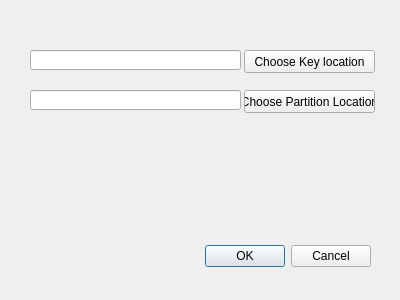
First picture: the form in src/mainwindow/dialognew.ui, repository partition-safe/partition-safe, before the edit.
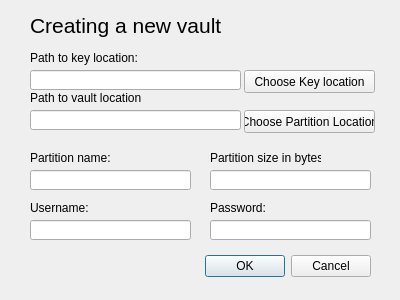
Second picture: the form after the edit.

Commit message: Dialognew can now make a new partition

What changed in the file:
```diff
--- a/src/mainwindow/dialognew.ui
+++ b/src/mainwindow/dialognew.ui
@@ -17,7 +17,7 @@
    <property name="geometry">
     <rect>
      <x>30</x>
-     <y>240</y>
+     <y>250</y>
      <width>341</width>
      <height>32</height>
     </rect>
@@ -33,7 +33,7 @@
    <property name="geometry">
     <rect>
      <x>30</x>
-     <y>50</y>
+     <y>70</y>
      <width>211</width>
      <height>20</height>
     </rect>
@@ -43,7 +43,7 @@
    <property name="geometry">
     <rect>
      <x>30</x>
-     <y>90</y>
+     <y>110</y>
      <width>211</width>
      <height>20</height>
     </rect>
@@ -53,7 +53,7 @@
    <property name="geometry">
     <rect>
      <x>244</x>
-     <y>50</y>
+     <y>70</y>
      <width>131</width>
      <height>23</height>
     </rect>
@@ -66,7 +66,7 @@
    <property name="geometry">
     <rect>
      <x>244</x>
-     <y>90</y>
+     <y>110</y>
      <width>131</width>
      <height>23</height>
     </rect>
@@ -75,6 +75,137 @@
     <string>Choose Partition Location</string>
    </property>
   </widget>
+  <widget class="QLineEdit" name="textPartitionName">
+   <property name="geometry">
+    <rect>
+     <x>30</x>
+     <y>170</y>
+     <width>161</width>
+     <height>20</height>
+    </rect>
+   </property>
+  </widget>
+  <widget class="QLabel" name="labelPartitionName">
+   <property name="geometry">
+    <rect>
+     <x>30</x>
+     <y>150</y>
+     <width>91</width>
+     <height>16</height>
+    </rect>
+   </property>
+   <property name="text">
+    <string>Partition name:</string>
+   </property>
+  </widget>
+  <widget class="QLineEdit" name="textPartitionSize">
+   <property name="geometry">
+    <rect>
+     <x>210</x>
+     <y>170</y>
+     <width>161</width>
+     <height>20</height>
+    </rect>
+   </property>
+  </widget>
+  <widget class="QLabel" name="labelPartitionSize">
+   <property name="geometry">
+    <rect>
+     <x>210</x>
+     <y>150</y>
+     <width>111</width>
+     <height>16</height>
+    </rect>
+   </property>
+   <property name="text">
+    <string>Partition size in bytes:</string>
+   </property>
+  </widget>
+  <widget class="QLabel" name="label">
+   <property name="geometry">
+    <rect>
+     <x>30</x>
+     <y>50</y>
+     <width>131</width>
+     <height>16</height>
+    </rect>
+   </property>
+   <property name="text">
+    <string>Path to key location:</string>
+   </property>
+  </widget>
+  <widget class="QLabel" name="label_2">
+   <property name="geometry">
+    <rect>
+     <x>30</x>
+     <y>90</y>
+     <width>111</width>
+     <height>16</height>
+    </rect>
+   </property>
+   <property name="text">
+    <string>Path to vault location:</string>
+   </property>
+  </widget>
+  <widget class="QLabel" name="label_3">
+   <property name="geometry">
+    <rect>
+     <x>30</x>
+     <y>200</y>
+     <width>61</width>
+     <height>16</height>
+    </rect>
+   </property>
+   <property name="text">
+    <string>Username:</string>
+   </property>
+  </widget>
+  <widget class="QLabel" name="label_4">
+   <property name="geometry">
+    <rect>
+     <x>210</x>
+     <y>200</y>
+     <width>61</width>
+     <height>16</height>
+    </rect>
+   </property>
+   <property name="text">
+    <string>Password:</string>
+   </property>
+  </widget>
+  <widget class="QLineEdit" name="textUsername">
+   <property name="geometry">
+    <rect>
+     <x>30</x>
+     <y>220</y>
+     <width>161</width>
+     <height>20</height>
+    </rect>
+   </property>
+  </widget>
+  <widget class="QLineEdit" name="textPassword">
+   <property name="geometry">
+    <rect>
+     <x>210</x>
+     <y>220</y>
+     <width>161</width>
+     <height>20</height>
+    </rect>
+   </property>
+  </widget>
+  <widget class="QLabel" name="label_5">
+   <property name="geometry">
+    <rect>
+     <x>30</x>
+     <y>10</y>
+     <width>211</width>
+     <height>31</height>
+    </rect>
+   </property>
+   <property name="text">
+    <string>&lt;html&gt;&lt;head/&gt;&lt;body&gt;&lt;p&gt;&lt;span style=&quot; font-size:16pt;&quot;&gt;Creating a new vault&lt;/span&gt;&lt;/p&gt;&lt;/body&gt;&lt;/html&gt;</string>
+   </property>
+  </widget>
  </widget>
  <resources/>
  <connections>
```
Left out of the diff: 16 changed lines with no effect on the pictures. The commit also changes 2 other files.
